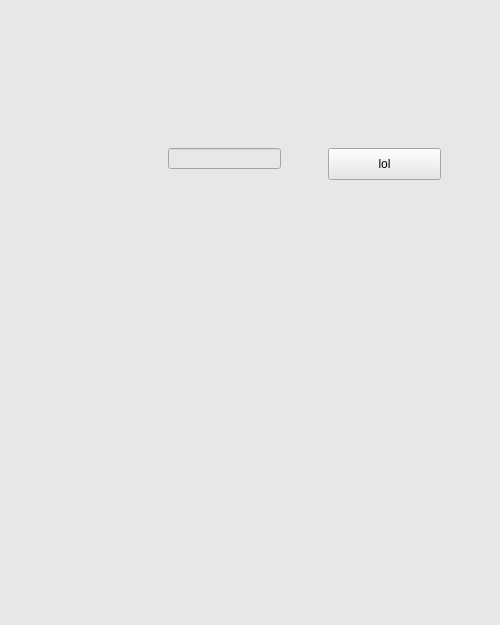
Old version of the form stockgui.ui in the repository beauskers/Stock-Project.
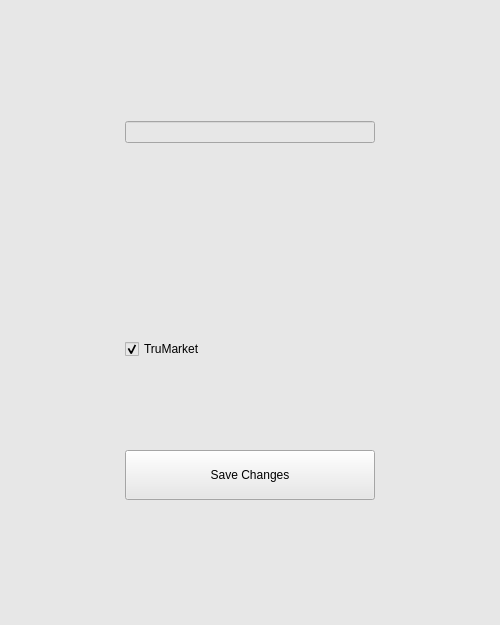
New version of the form. The open tabs and pages were chosen to show the change.

What changed in the file:
```diff
--- a/stockgui.ui
+++ b/stockgui.ui
@@ -1063,29 +1063,93 @@
           </layout>
          </widget>
          <widget class="QWidget" name="testPage4">
-          <widget class="QLineEdit" name="amountEdit">
-           <property name="geometry">
-            <rect>
-             <x>150</x>
-             <y>130</y>
-             <width>113</width>
-             <height>21</height>
-            </rect>
-           </property>
-          </widget>
-          <widget class="QPushButton" name="buttonEdit">
-           <property name="geometry">
-            <rect>
-             <x>310</x>
-             <y>130</y>
-             <width>113</width>
-             <height>32</height>
-            </rect>
-           </property>
-           <property name="text">
-            <string>lol</string>
-           </property>
-          </widget>
+          <layout class="QVBoxLayout" name="verticalLayout_26">
+           <item alignment="Qt::AlignHCenter">
+            <widget class="QWidget" name="settingsWidget" native="true">
+             <layout class="QVBoxLayout" name="verticalLayout_25">
+              <item>
+               <widget class="QLineEdit" name="amountEdit">
+                <property name="sizePolicy">
+                 <sizepolicy hsizetype="Preferred" vsizetype="Fixed">
+                  <horstretch>0</horstretch>
+                  <verstretch>0</verstretch>
+                 </sizepolicy>
+                </property>
+                <property name="styleSheet">
+                 <string notr="true">color: rgb(0, 0, 0);</string>
+                </property>
+               </widget>
+              </item>
+              <item>
+               <widget class="QLabel" name="settingsLabel">
+                <property name="sizePolicy">
+                 <sizepolicy hsizetype="Preferred" vsizetype="Fixed">
+                  <horstretch>0</horstretch>
+                  <verstretch>0</verstretch>
+                 </sizepolicy>
+                </property>
+                <property name="styleSheet">
+                 <string notr="true">color: rgb(0, 0, 0);</string>
+                </property>
+                <property name="text">
+                 <string/>
+                </property>
+                <property name="alignment">
+                 <set>Qt::AlignCenter</set>
+                </property>
+               </widget>
+              </item>
+              <item>
+               <widget class="QCheckBox" name="checkBox">
+                <property name="enabled">
+                 <bool>true</bool>
+                </property>
+                <property name="sizePolicy">
+                 <sizepolicy hsizetype="Preferred" vsizetype="Fixed">
+                  <horstretch>0</horstretch>
+                  <verstretch>0</verstretch>
+                 </sizepolicy>
+                </property>
+                <property name="layoutDirection">
+                 <enum>Qt::LeftToRight</enum>
+                </property>
+                <property name="styleSheet">
+                 <string notr="true">color: rgb(0, 0, 0);</string>
+                </property>
+                <property name="text">
+                 <string>TruMarket</string>
+                </property>
+                <property name="checked">
+                 <bool>true</bool>
+                </property>
+               </widget>
+              </item>
+              <item>
+               <widget class="QPushButton" name="buttonEdit">
+                <property name="sizePolicy">
+                 <sizepolicy hsizetype="Preferred" vsizetype="Fixed">
+                  <horstretch>0</horstretch>
+                  <verstretch>0</verstretch>
+                 </sizepolicy>
+                </property>
+                <property name="minimumSize">
+                 <size>
+                  <width>250</width>
+                  <height>50</height>
+                 </size>
+                </property>
+                <property name="styleSheet">
+                 <string notr="true">color: rgb(0, 0, 0);</string>
+                </property>
+                <property name="text">
+                 <string>Save Changes</string>
+                </property>
+               </widget>
+              </item>
+             </layout>
+            </widget>
+           </item>
+          </layout>
          </widget>
         </widget>
        </item>
```
Left out of the diff: 13 changed lines with no effect on the pictures.
